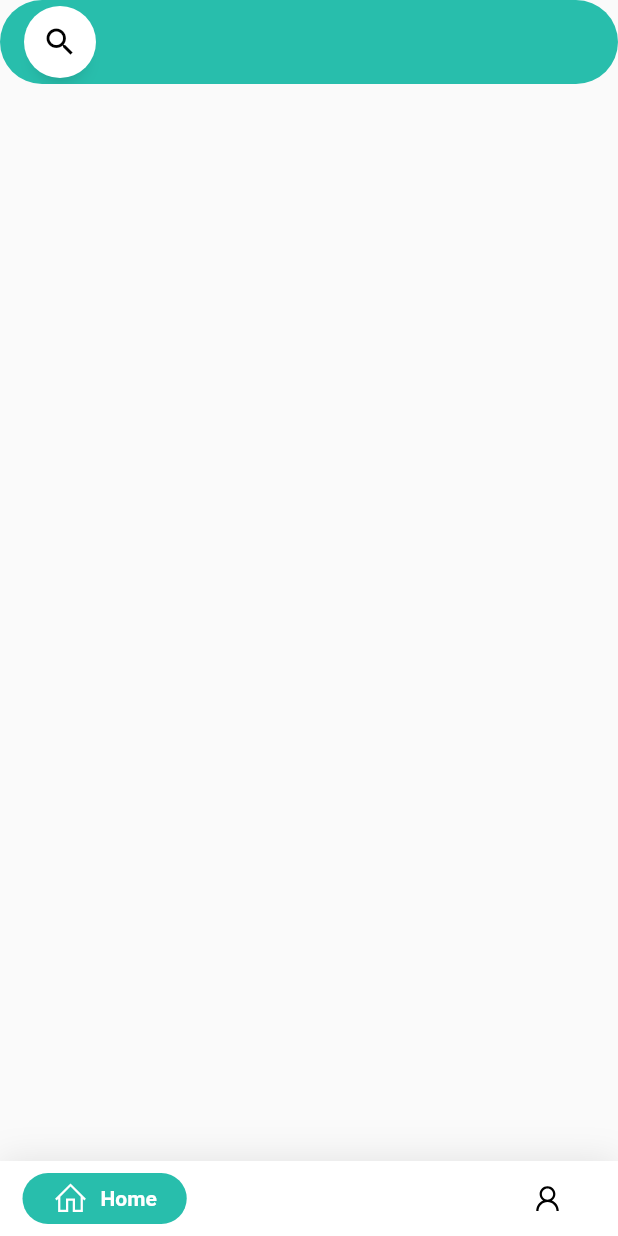
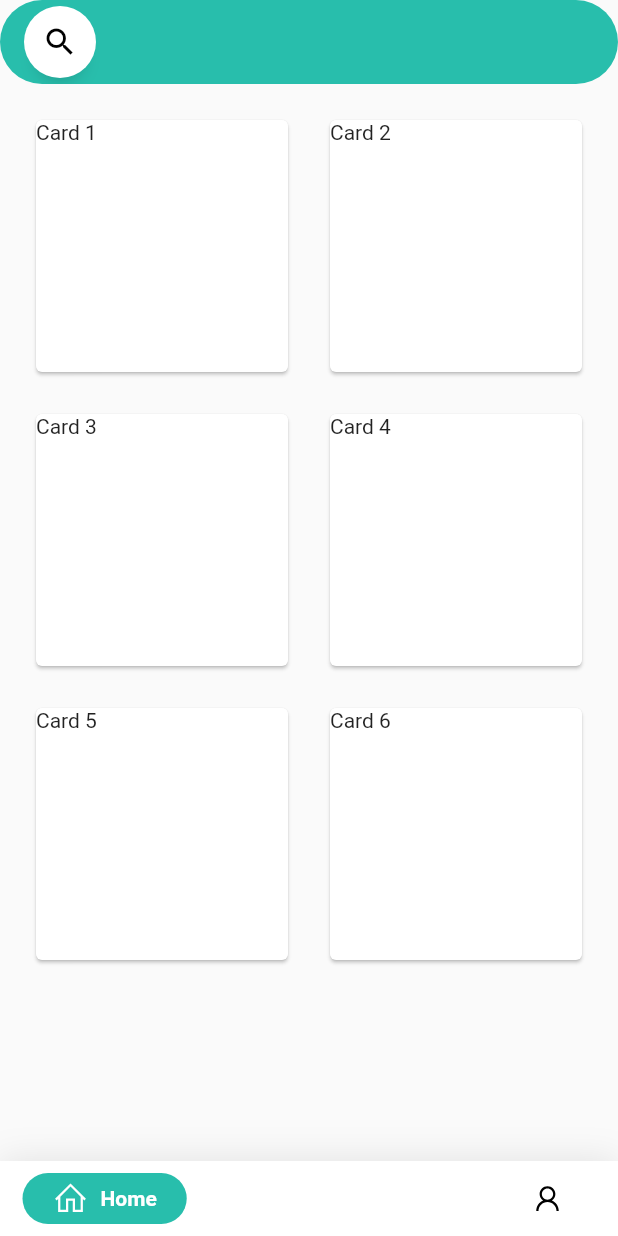
Before and after one commit to gagandeepkaur15/solana-app-frontend, a Flutter app: the screen it shows after launch, on a phone screen of 412 x 824 dp. Run offline on Flutter 3.47's test engine with Material 2 defaults, Android fonts, the phone set to English and light mode, and no system bars; drawn by our look-alikes of anim_search_bar, google_nav_bar; our stand-ins replace line_icons.

Commit message:
Added Grid View

```diff
--- a/lib/home_page_content.dart
+++ b/lib/home_page_content.dart
@@ -5,6 +5,31 @@ class HomePageContent extends StatelessWidget {
 
   @override
   Widget build(BuildContext context) {
-    return Container();
+    return GridView.count(
+      padding: const EdgeInsets.all(20),
+      crossAxisSpacing: 20,
+      mainAxisSpacing: 20,
+      crossAxisCount: 2,
+      children: <Widget>[
+        Card(
+          child: Text('Card 1'),
+        ),
+        Card(
+          child: Text('Card 2'),
+        ),
+        Card(
+          child: Text('Card 3'),
+        ),
+        Card(
+          child: Text('Card 4'),
+        ),
+        Card(
+          child: Text('Card 5'),
+        ),
+        Card(
+          child: Text('Card 6'),
+        ),
+      ],
+    );
   }
 }
```
